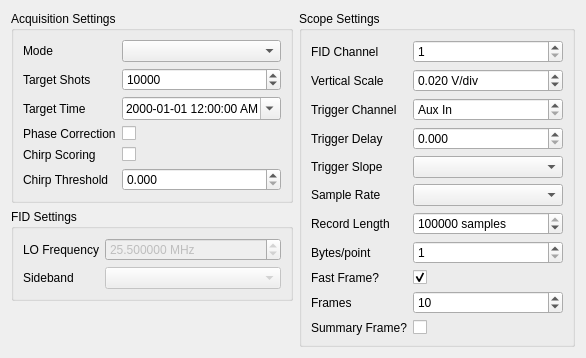
First picture: the form in ftmwconfigwidget.ui, repository kncrabtree/blackchirp, before the edit.
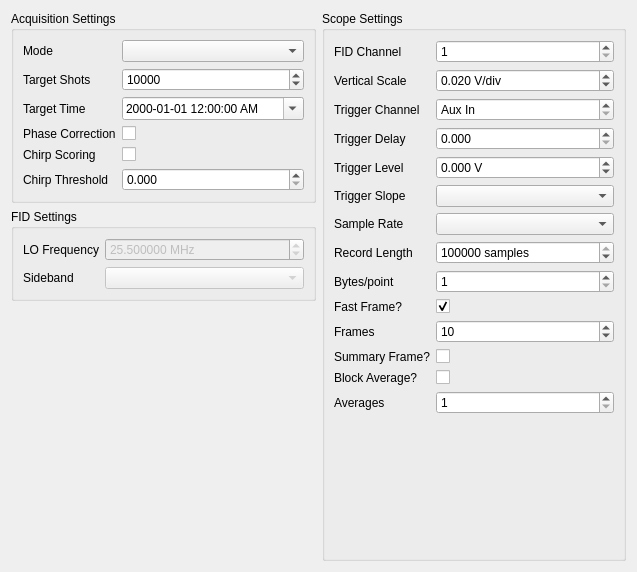
Second picture: the form after the edit.

Commit message: Implementation of block averaging and M4i card

Diff of the .ui file:
```diff
--- a/ftmwconfigwidget.ui
+++ b/ftmwconfigwidget.ui
@@ -6,8 +6,8 @@
    <rect>
     <x>0</x>
     <y>0</y>
-    <width>586</width>
-    <height>331</height>
+    <width>637</width>
+    <height>572</height>
    </rect>
   </property>
   <property name="windowTitle">
@@ -293,38 +293,38 @@
           </property>
          </widget>
         </item>
-        <item row="4" column="0">
+        <item row="5" column="0">
          <widget class="QLabel" name="triggerSlopeLabel">
           <property name="text">
            <string>Trigger Slope</string>
           </property>
          </widget>
         </item>
-        <item row="4" column="1">
+        <item row="5" column="1">
          <widget class="QComboBox" name="triggerSlopeComboBox"/>
         </item>
-        <item row="5" column="0">
+        <item row="6" column="0">
          <widget class="QLabel" name="sampleRateLabel">
           <property name="text">
            <string>Sample Rate</string>
           </property>
          </widget>
         </item>
-        <item row="5" column="1">
+        <item row="6" column="1">
          <widget class="QComboBox" name="sampleRateComboBox">
           <property name="currentIndex">
            <number>-1</number>
           </property>
          </widget>
         </item>
-        <item row="6" column="0">
+        <item row="7" column="0">
          <widget class="QLabel" name="recordLengthLabel">
           <property name="text">
            <string>Record Length</string>
           </property>
          </widget>
         </item>
-        <item row="6" column="1">
+        <item row="7" column="1">
          <widget class="QSpinBox" name="recordLengthSpinBox">
           <property name="suffix">
            <string> samples</string>
@@ -346,14 +346,14 @@
           </property>
          </widget>
         </item>
-        <item row="7" column="0">
+        <item row="8" column="0">
          <widget class="QLabel" name="bytesPointLabel">
           <property name="text">
            <string>Bytes/point</string>
           </property>
          </widget>
         </item>
-        <item row="7" column="1">
+        <item row="8" column="1">
          <widget class="QSpinBox" name="bytesPointSpinBox">
           <property name="toolTip">
            <string>&lt;html&gt;&lt;head/&gt;&lt;body&gt;&lt;p&gt;Number of bytes encoding the scope data.&lt;/p&gt;&lt;p&gt;Set to 1 unless using a summary frame.&lt;/p&gt;&lt;/body&gt;&lt;/html&gt;</string>
@@ -366,28 +366,28 @@
           </property>
          </widget>
         </item>
-        <item row="8" column="0">
+        <item row="9" column="0">
          <widget class="QLabel" name="fastFrameEnabledLabel">
           <property name="text">
            <string>Fast Frame?</string>
           </property>
          </widget>
         </item>
-        <item row="8" column="1">
+        <item row="9" column="1">
          <widget class="QCheckBox" name="fastFrameEnabledCheckBox">
           <property name="checked">
            <bool>true</bool>
           </property>
          </widget>
         </item>
-        <item row="9" column="0">
+        <item row="10" column="0">
          <widget class="QLabel" name="framesLabel">
           <property name="text">
            <string>Frames</string>
           </property>
          </widget>
         </item>
-        <item row="9" column="1">
+        <item row="10" column="1">
          <widget class="QSpinBox" name="framesSpinBox">
           <property name="minimum">
            <number>1</number>
@@ -400,14 +400,14 @@
           </property>
          </widget>
         </item>
-        <item row="10" column="0">
+        <item row="11" column="0">
          <widget class="QLabel" name="summaryFrameLabel">
           <property name="text">
            <string>Summary Frame?</string>
           </property>
          </widget>
         </item>
-        <item row="10" column="1">
+        <item row="11" column="1">
          <widget class="QCheckBox" name="summaryFrameCheckBox"/>
         </item>
         <item row="3" column="0">
@@ -430,6 +430,59 @@
           </property>
          </widget>
         </item>
+        <item row="4" column="0">
+         <widget class="QLabel" name="triggerLevelLabel">
+          <property name="text">
+           <string>Trigger Level</string>
+          </property>
+         </widget>
+        </item>
+        <item row="4" column="1">
+         <widget class="QDoubleSpinBox" name="triggerLevelDoubleSpinBox">
+          <property name="suffix">
+           <string> V</string>
+          </property>
+          <property name="decimals">
+           <number>3</number>
+          </property>
+          <property name="minimum">
+           <double>-10.000000000000000</double>
+          </property>
+          <property name="maximum">
+           <double>10.000000000000000</double>
+          </property>
+          <property name="singleStep">
+           <double>0.100000000000000</double>
+          </property>
+         </widget>
+        </item>
+        <item row="12" column="0">
+         <widget class="QLabel" name="blockAverageLabel">
+          <property name="text">
+           <string>Block Average?</string>
+          </property>
+         </widget>
+        </item>
+        <item row="12" column="1">
+         <widget class="QCheckBox" name="blockAverageCheckBox"/>
+        </item>
+        <item row="13" column="0">
+         <widget class="QLabel" name="averagesLabel">
+          <property name="text">
+           <string>Averages</string>
+          </property>
+         </widget>
+        </item>
+        <item row="13" column="1">
+         <widget class="QSpinBox" name="averagesSpinBox">
+          <property name="minimum">
+           <number>1</number>
+          </property>
+          <property name="maximum">
+           <number>16777216</number>
+          </property>
+         </widget>
+        </item>
        </layout>
       </widget>
      </item>
```
The commit also changes 14 other files.
